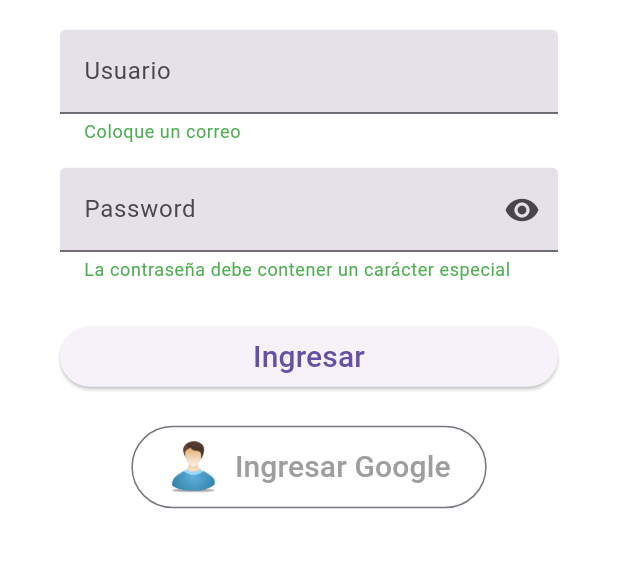
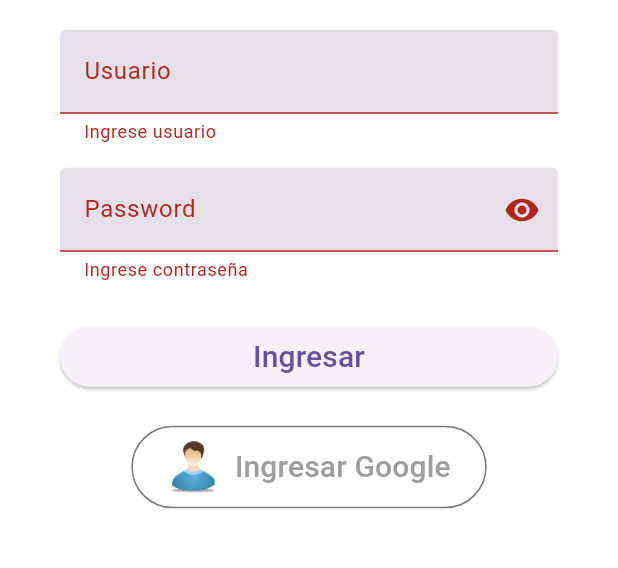
Before and after one commit to nilver987/sisapp, a Flutter app: the screen it shows after launch, after a tap on "Ingresar", on a phone screen of 412 x 824 dp, the part 499-1067 px from its top. Run offline on Flutter 3.47's test engine with Material 3 defaults, Android fonts, the phone set to English and light mode, and no system bars; our stand-ins replace dio, fluttertoast, geolocator, google_sign_in, pretty_dio_logger, retrofit and 2 more; missing offline and left inert: animated_floating_buttons, checkbox_grouped, data_connection_checker_tv, excel; accounts and stored records are empty; generated files the repository leaves out were written again; network calls fail.

Commit message:
Mensaje que describa los cambios, ejemplo: arreglo login y conexión API

```diff
--- a/lib/apis/usuario_api.dart
+++ b/lib/apis/usuario_api.dart
@@ -1,4 +1,3 @@
-
 import 'package:ventas_app/modelo/UsuarioModelo.dart';
 import 'package:ventas_app/util/UrlApi.dart';
 import 'package:dio/dio.dart';
@@ -9,15 +8,15 @@ import 'package:retrofit/retrofit.dart';
 part 'usuario_api.g.dart';
 
 @RestApi(baseUrl: UrlApi.urlApix)
-abstract class UsuarioApi{
-  factory UsuarioApi(Dio dio, {String baseUrl})=_UsuarioApi;
+abstract class UsuarioApi {
+  factory UsuarioApi(Dio dio, {String baseUrl}) = _UsuarioApi;
 
-  static UsuarioApi create(){
-    final dio=Dio();
+  static UsuarioApi create() {
+    final dio = Dio();
     dio.interceptors.add(PrettyDioLogger());
-    return UsuarioApi(dio);
+    return UsuarioApi(dio, baseUrl: UrlApi.urlApix);  // <-- Aquí pasas la URL base explícitamente
   }
 
-  @POST("/users/login")//davidmp@upeu.edu.pe Da12345*
+  @POST("/api/auth")
   Future<UsuarioResp> login(@Body() UsuarioLogin usuario);
 }
--- a/lib/login/login_google.dart
+++ b/lib/login/login_google.dart
@@ -1,22 +1,19 @@
-
-import 'package:ventas_app/apis/usuario_api.dart';
-import 'package:ventas_app/comp/Button.dart';
-import 'package:ventas_app/drawer/navigation_home_screen.dart';
-
-import 'package:ventas_app/login/sign_in.dart';
-import 'package:ventas_app/modelo/UsuarioModelo.dart';
-import 'package:ventas_app/util/TokenUtil.dart';
-
 import 'package:flutter/material.dart';
 import 'package:google_sign_in/google_sign_in.dart';
 import 'package:provider/provider.dart';
 import 'package:shared_preferences/shared_preferences.dart';
 
-class MainLogin extends StatelessWidget{
+import 'package:ventas_app/apis/usuario_api.dart';
+import 'package:ventas_app/comp/Button.dart';
+import 'package:ventas_app/drawer/navigation_home_screen.dart';
+import 'package:ventas_app/modelo/UsuarioModelo.dart';
+import 'package:ventas_app/util/TokenUtil.dart';
 
+class MainLogin extends StatelessWidget {
   @override
   Widget build(BuildContext context) {
-    return Provider<UsuarioApi>(create: (_)=>UsuarioApi.create(),
+    return Provider<UsuarioApi>(
+      create: (_) => UsuarioApi.create(),
       child: MaterialApp(
         debugShowCheckedModeBanner: false,
         theme: ThemeData(primaryColor: Colors.blue),
@@ -32,43 +29,31 @@ class LoginPage extends StatefulWidget {
 }
 
 class _LoginPageState extends State<LoginPage> {
-  bool _isLoggedIn = false;
+  final _formKey = GlobalKey<FormState>();
+  final _controllerUser = TextEditingController();
+  final _controllerPass = TextEditingController();
+
+  bool passwordVisible = true;
   bool modLocal = false;
-  GoogleSignIn _googleSignIn = GoogleSignIn(scopes: ['email']);
+  String? tokenx;
+  String error = "";
 
-  final _formKey = GlobalKey<FormState>();
-  TextEditingController _controllerUser = new TextEditingController();
-  TextEditingController _controllerPass = new TextEditingController();
-  var tokenx;
-  bool passwordVisible=false;
-  @override
-  void initState(){
-    super.initState();
-    passwordVisible=true;
-  }
+  final GoogleSignIn _googleSignIn = GoogleSignIn(scopes: ['email']);
+
   @override
   Widget build(BuildContext context) {
-
     return Scaffold(
       body: Container(
         color: Colors.white,
         child: Center(
           child: SingleChildScrollView(
             child: Column(
-              mainAxisSize: MainAxisSize.max,
               mainAxisAlignment: MainAxisAlignment.center,
               children: <Widget>[
-                Image(
-                    image: AssetImage("assets/imagen/logo_upeu2.png"),
-                    height: 180.0),
-                SizedBox(height: 20),
+                Image.asset("assets/imagen/logo_upeu2.png", height: 180),
+                const SizedBox(height: 20),
                 _buildForm(),
-                SizedBox(height: 20),
-                /*checkbox(
-                    title: "Fire:",
-                    initValue: modLocal,
-                    onChanged: (sts) => setState(() => modLocal = sts)) ,
-                SizedBox(height: 20),*/
+                const SizedBox(height: 20),
                 _signInButton(),
               ],
             ),
@@ -78,197 +63,133 @@ class _LoginPageState extends State<LoginPage> {
     );
   }
 
-  Widget checkbox({required String title, required bool initValue, required Function(bool boolValue) onChanged}) {
-    return Column(
-        mainAxisAlignment: MainAxisAlignment.center,
-        children: <Widget>[
-         Row(
-
-           mainAxisAlignment: MainAxisAlignment.center,
-           children: [
-             Text(title),
-             Checkbox(value: initValue, onChanged: (b) => onChanged(b!))
-           ],
-         )
-        ]);
-  }
-
   Form _buildForm() {
     return Form(
       key: _formKey,
       child: Padding(
-        padding: const EdgeInsets.only(left: 40, right: 40),
+        padding: const EdgeInsets.symmetric(horizontal: 40),
         child: Column(
           children: <Widget>[
-            TextField(
-              decoration: InputDecoration(
+            TextFormField(
+              controller: _controllerUser,
+              decoration: const InputDecoration(
                 border: UnderlineInputBorder(),
+                labelText: "Usuario",
                 hintText: "Usuario",
-                labelText: "Usuario",
-                helperText:"Coloque un correo",
-                helperStyle:TextStyle(color:Colors.green),
-
-                alignLabelWithHint: false,
+                helperText: "Coloque un correo",
                 filled: true,
               ),
-              controller: _controllerUser,
-              textInputAction: TextInputAction.done,
+              validator: (value) => value!.isEmpty ? 'Ingrese usuario' : null,
             ),
-            SizedBox(height: 16),
-            TextField(
+            const SizedBox(height: 16),
+            TextFormField(
+              controller: _controllerPass,
               obscureText: passwordVisible,
               decoration: InputDecoration(
-                border: UnderlineInputBorder(),
+                border: const UnderlineInputBorder(),
+                labelText: "Password",
                 hintText: "Password",
-                labelText: "Password",
-                helperText:"La contraseña debe contener un carácter especial",
-                helperStyle:TextStyle(color:Colors.green),
+                helperText: "La contraseña debe contener un carácter especial",
+                filled: true,
                 suffixIcon: IconButton(
                   icon: Icon(passwordVisible
                       ? Icons.visibility
                       : Icons.visibility_off),
-                  onPressed: () {
-                    setState(
-                          () {
-                        passwordVisible = !passwordVisible;
-                      },
+                  onPressed: () =>
+                      setState(() => passwordVisible = !passwordVisible),
+                ),
+              ),
+              validator: (value) => value!.isEmpty ? 'Ingrese contraseña' : null,
+            ),
+            const SizedBox(height: 24),
+            Button(
+              label: 'Ingresar',
+              onTap: () async {
+                if (_formKey.currentState!.validate()) {
+                  final prefs = await SharedPreferences.getInstance();
+                  final api = Provider.of<UsuarioApi>(context, listen: false);
+                  final user = UsuarioLogin(
+                    username: _controllerUser.text.trim(),
+                    password: _controllerPass.text,
+                  );
+
+                  try {
+                    final value = await api.login(user);
+                    tokenx = "Bearer ${value.token}";
+                    TokenUtil.TOKEN = tokenx!;
+                    prefs.setString("token", tokenx!);
+                    prefs.setString("usernameLogin", _controllerUser.text);
+
+                    Navigator.of(context).pushReplacement(
+                      MaterialPageRoute(
+                        builder: (_) => NavigationHomeScreen(),
+                      ),
                     );
-                  },
-                ),
-                alignLabelWithHint: false,
-                filled: true,
-              ),
-              controller: _controllerPass,
-              keyboardType: TextInputType.visiblePassword,
-              textInputAction: TextInputAction.done,
-            ),
-
-            SizedBox(
-              height: 24,
-            ),
-            Button  (
-              label: 'Ingresar',
-              onTap: () async{
-                print("Holassss");
-                //fireInitial();
-                if (_formKey.currentState!.validate() && _controllerUser.text!="") {
-                  print("Usuario: ${_controllerUser.text}  clave:${_controllerPass.text}");
-
-                  final prefs= await SharedPreferences.getInstance();
-
-                  final api=Provider.of<UsuarioApi>(context,listen: false);
-                  final user=UsuarioLogin.login(_controllerUser.text, _controllerPass.text);
-                  bool ingreso=false;
-                  api.login(user).then((value){
-                    tokenx="Bearer "+value.token;
-                    prefs.setString("token", tokenx);
-                    TokenUtil.TOKEN=tokenx;
-                    ingreso=true;
-                    if(ingreso==true){
-                      prefs.setString("usernameLogin", _controllerUser.text);
-                      Navigator.of(context).push(
-                        MaterialPageRoute(
-                          builder: (context) {
-                            return NavigationHomeScreen();
-                          },
-                        ),
-                      );
-                    }
+                  } catch (e) {
+                    print("Error en login: $e");
+                    setState(() {
+                      error = "Usuario o contraseña incorrectos.";
+                    });
                   }
-
-                  ).catchError((onError){
-                    print(onError.toString());
-                  });
-
                 }
               },
             ),
+            if (error.isNotEmpty)
+              Padding(
+                padding: const EdgeInsets.only(top: 16),
+                child: Text(
+                  error,
+                  style: const TextStyle(color: Colors.red),
+                ),
+              ),
           ],
         ),
-      )
+      ),
     );
   }
 
-  Widget _signInButton(){
+  Widget _signInButton() {
     return OutlinedButton(
-      //splashColor: Colors.grey,
       onPressed: () async {
-        final prefs= await SharedPreferences.getInstance();
+        final prefs = await SharedPreferences.getInstance();
 
-        signInWithGoogle().then((result) async{
-          if (result != null)  {
-            print("Entro Google");
-            print("Entro Google: $modLocal");
-            TokenUtil.localx=modLocal;
-            if(!TokenUtil.localx){
-            final api=Provider.of<UsuarioApi>(context,listen: false);
-            final user=UsuarioLogin.login("davidmp@upeu.edu.pe", "Da12345*");
-            api.login(user).then((value){
-              tokenx="Bearer "+value.token;
-              prefs.setString("token", tokenx);
-              TokenUtil.TOKEN=tokenx;
-              prefs.setString("usernameLogin", "${email==null?"":email}");
-            }).catchError((onError){
-              print(onError.toString());
-            });
+        try {
+          final result = await _googleSignIn.signIn();
+          if (result != null) {
+            TokenUtil.localx = modLocal;
+            if (!TokenUtil.localx) {
+              final api = Provider.of<UsuarioApi>(context, listen: false);
+              final user = UsuarioLogin(
+                  username: "davidmp@upeu.edu.pe", password: "Da12345*");
+
+              final value = await api.login(user);
+              tokenx = "Bearer ${value.token}";
+              TokenUtil.TOKEN = tokenx!;
+              prefs.setString("token", tokenx!);
+              prefs.setString("usernameLogin", result.email);
             }
-            Navigator.of(context).push(
-              MaterialPageRoute(
-                builder: (context) {
-                  return NavigationHomeScreen();
-                },
-              ),
-            );
-          }else{
-            print("Errro!!");
-            Visibility(
-              visible: error.isNotEmpty,
-              child: MaterialBanner(
-                backgroundColor:
-                Theme.of(context).colorScheme.error,
-                content: SelectableText(error!),
-                actions: [
-                  TextButton(
-                    onPressed: () {
-                      setState(() {
-                        error = '';
-                      });
-                    },
-                    child: const Text(
-                      'dismiss',
-                      style: TextStyle(color: Colors.white),
-                    ),
-                  )
-                ],
-                contentTextStyle:
-                const TextStyle(color: Colors.white),
-                padding: const EdgeInsets.all(10),
-              ),
+
+            Navigator.of(context).pushReplacement(
+              MaterialPageRoute(builder: (_) => NavigationHomeScreen()),
             );
           }
-        });
-
-
+        } catch (e) {
+          setState(() {
+            error = "Error al iniciar sesión con Google.";
+          });
+        }
       },
-
       child: Padding(
-        padding: const EdgeInsets.fromLTRB(0, 10, 0, 10),
+        padding: const EdgeInsets.symmetric(vertical: 10),
         child: Row(
           mainAxisSize: MainAxisSize.min,
-          mainAxisAlignment: MainAxisAlignment.center,
-          children: <Widget>[
-            Image(
-                image: AssetImage("assets/imagen/man-icon.png"), height: 35.0),
-            Padding(
-              padding: const EdgeInsets.only(left: 10),
-              child: Text(
-                'Ingresar Google',
-                style: TextStyle(
-                  fontSize: 20,
-                  color: Colors.grey,
-                ),
-              ),
-            )
+          children: [
+            Image.asset("assets/imagen/man-icon.png", height: 35.0),
+            const SizedBox(width: 10),
+            const Text(
+              'Ingresar Google',
+              style: TextStyle(fontSize: 20, color: Colors.grey),
+            ),
           ],
         ),
       ),
--- a/lib/modelo/UsuarioModelo.dart
+++ b/lib/modelo/UsuarioModelo.dart
@@ -1,99 +1,108 @@
-
 import 'package:json_annotation/json_annotation.dart';
 
+/// Modelo principal que representa un usuario completo del backend
 @JsonSerializable()
 class UsuarioModelo {
-  late final String user;
-  late final String clave;
-  late final String rol;
+  late final String nombre;
+  late final String apellido;
+  late final String username;
+  late final String email;
+  late final String password;
+  late final List<String> roles;
   late final String estado;
 
   UsuarioModelo({
-    required this.user,
-    required this.clave,
-    required this.rol,
+    required this.nombre,
+    required this.apellido,
+    required this.username,
+    required this.email,
+    required this.password,
+    required this.roles,
     required this.estado,
   });
 
-  UsuarioModelo.login(this.user, this.clave);
-  UsuarioModelo.loginDos(this.user, this.clave):rol="", estado="";
-
-  factory UsuarioModelo.fromJson(Map<String, dynamic> json){
+  factory UsuarioModelo.fromJson(Map<String, dynamic> json) {
     return UsuarioModelo(
-      user : json['user'],
-      clave : json['clave'],
-      rol : json['rol'],
-      estado : json['estado'],
-    );
-  }
-
-  Map<String, dynamic> toJson() {
-    final _data = <String, dynamic>{};
-    _data['user'] = user;
-    _data['clave'] = clave;
-    _data['rol'] = rol;
-    _data['estado'] = estado;
-    return _data;
-  }
-}
-
-class UsuarioLogin {
-  UsuarioLogin({
-    required this.user,
-    required this.clave,
-  });
-
-  late final String user;
-  late final String clave;
-
-  UsuarioLogin.login(this.user, this.clave);
-
-  factory UsuarioLogin.fromJson(Map<String, dynamic> json){
-    return UsuarioLogin(
-      user: json["user"],
-      clave: json["clave"],
+      nombre: json['nombre'],
+      apellido: json['apellido'],
+      username: json['username'],
+      email: json['email'],
+      password: json['password'],
+      roles: List<String>.from(json['roles'].map((e) => e.toString())),
+      estado: json['estado'] ?? 'activo', // opcional, por si no se recibe
     );
   }
 
   Map<String, dynamic> toJson() => {
-    "user": user,
-    "clave": clave,
+    'nombre': nombre,
+    'apellido': apellido,
+    'username': username,
+    'email': email,
+    'password': password,
+    'roles': roles,
+    'estado': estado,
   };
-
 }
 
-
-class UsuarioResp {
-  UsuarioResp({
-    required this.idUsuario,
-    required this.user,
-    required this.estado,
-    required this.token,
+/// Clase usada solo para enviar los datos de login (username y password)
+class UsuarioLogin {
+  UsuarioLogin({
+    required this.username,
+    required this.password,
   });
 
-  late final int idUsuario;
-  late final String user;
-  late final String estado;
-  late final String token;
+  late final String username;
+  late final String password;
 
-  factory UsuarioResp.fromJson(Map<String, dynamic> json){
-    return UsuarioResp(
-      idUsuario: json["idUsuario"],
-      user: json["user"],
-      estado: json["estado"],
-      token: json["token"],
+  factory UsuarioLogin.fromJson(Map<String, dynamic> json) {
+    return UsuarioLogin(
+      username: json["username"],
+      password: json["password"],
     );
   }
 
   Map<String, dynamic> toJson() => {
-    "idUsuario": idUsuario,
-    "user": user,
+    "username": username,
+    "password": password,
+  };
+}
+
+/// Clase para recibir la respuesta del login (usuario + token + roles)
+class UsuarioResp {
+  UsuarioResp({
+    required this.id,
+    required this.username,
+    required this.estado,
+    required this.token,
+    required this.roles,
+  });
+
+  late final int id;
+  late final String username;
+  late final String estado;
+  late final String token;
+  late final List<String> roles;
+
+  factory UsuarioResp.fromJson(Map<String, dynamic> json) {
+    return UsuarioResp(
+      id: json["id"],
+      username: json["username"],
+      estado: json["estado"] ?? "activo",
+      token: json["token"],
+      roles: List<String>.from(json['roles'].map((e) => e.toString())),
+    );
+  }
+
+  Map<String, dynamic> toJson() => {
+    "id": id,
+    "username": username,
     "estado": estado,
     "token": token,
+    "roles": roles,
   };
 
   @override
-  String toString(){
-    return "$idUsuario, $user, $estado, $token, ";
+  String toString() {
+    return "$id, $username, $estado, $token, $roles";
   }
 }
--- a/lib/util/UrlApi.dart
+++ b/lib/util/UrlApi.dart
@@ -1,5 +1,5 @@
 
 class UrlApi{
   UrlApi._();
-  static const String urlApix="http://172.22.2.50:8080";
+  static const String urlApix="http://10.80.20.38:8080";
 }
```
Also changed, not shown: lib/apis/categoria_api.g.dart, lib/apis/marca_api.g.dart, lib/apis/producto_api.g.dart, lib/apis/unidadmedida_api.g.dart, lib/apis/usuario_api.g.dart, pubspec.lock.
